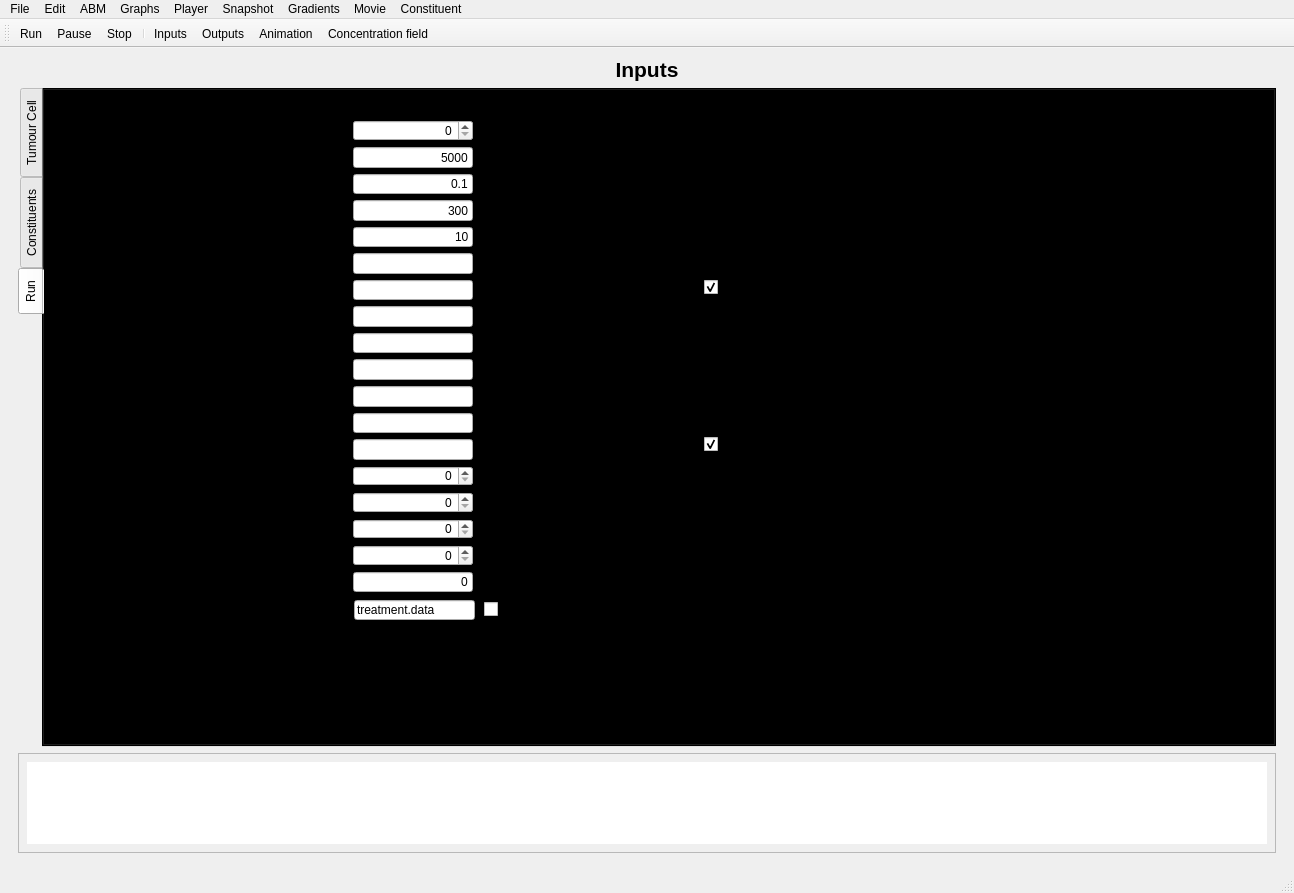
Before: the Qt Designer form GUI/spheroid_GUI.ui in gibbogle/spheroid-abm, drawn with Qt 5.
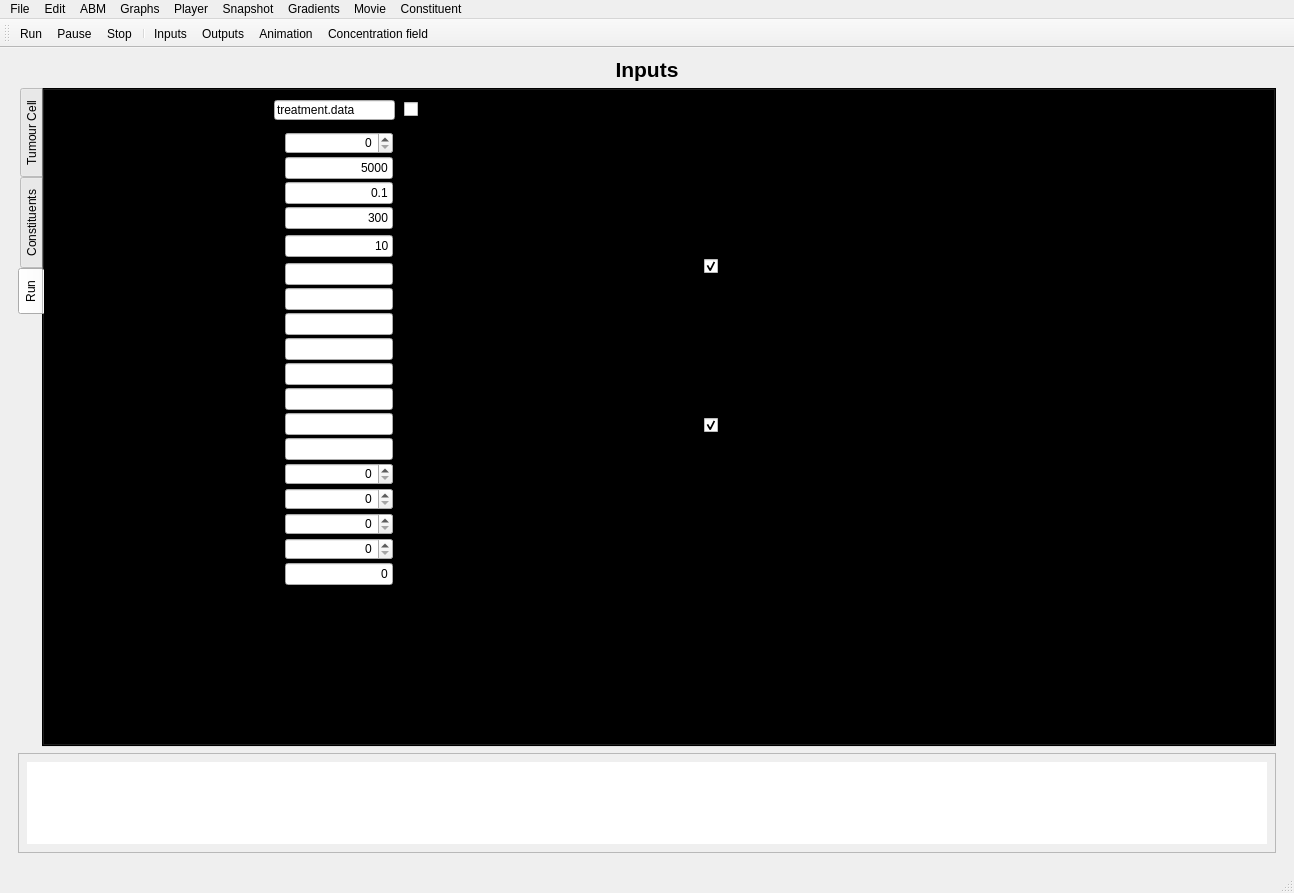
After: the same form once the commit is applied. The open tabs and pages were chosen to show the change. Icons and pictures are not drawn. Custom widgets are drawn as their Qt base class.

Commit message: Layout adjustment

```diff
--- a/GUI/spheroid_GUI.ui
+++ b/GUI/spheroid_GUI.ui
@@ -1085,12 +1085,15 @@
             <property name="geometry">
              <rect>
               <x>30</x>
-              <y>30</y>
-              <width>431</width>
-              <height>472</height>
+              <y>40</y>
+              <width>351</width>
+              <height>471</height>
              </rect>
             </property>
             <layout class="QGridLayout" name="gridLayout_4">
+             <property name="verticalSpacing">
+              <number>1</number>
+             </property>
              <item row="0" column="0">
               <widget class="QMyLabel" name="label_NX">
                <property name="text">
@@ -1791,8 +1794,8 @@
            <widget class="QMyLabel" name="label_TREATMENT_FILE">
             <property name="geometry">
              <rect>
-              <x>200</x>
-              <y>510</y>
+              <x>130</x>
+              <y>10</y>
               <width>101</width>
               <height>21</height>
              </rect>
@@ -1804,8 +1807,8 @@
            <widget class="QLineEdit" name="text_TREATMENT_FILE">
             <property name="geometry">
              <rect>
-              <x>310</x>
-              <y>510</y>
+              <x>230</x>
+              <y>10</y>
               <width>121</width>
               <height>20</height>
              </rect>
@@ -1817,8 +1820,8 @@
            <widget class="QCheckBox" name="cbox_USE_TREATMENT_FILE">
             <property name="geometry">
              <rect>
-              <x>440</x>
-              <y>510</y>
+              <x>360</x>
+              <y>10</y>
               <width>51</width>
               <height>18</height>
              </rect>
@@ -1831,7 +1834,7 @@
             <property name="geometry">
              <rect>
               <x>660</x>
-              <y>30</y>
+              <y>10</y>
               <width>61</width>
               <height>16</height>
              </rect>
@@ -1849,14 +1852,14 @@
             <property name="geometry">
              <rect>
               <x>660</x>
-              <y>50</y>
+              <y>30</y>
               <width>160</width>
               <height>451</height>
              </rect>
             </property>
             <layout class="QVBoxLayout" name="verticalLayout_graphs" stretch="0,0">
              <property name="spacing">
-              <number>0</number>
+              <number>3</number>
              </property>
              <property name="sizeConstraint">
               <enum>QLayout::SetNoConstraint</enum>
```
Left out of the diff: 2 changed lines with no effect on the pictures.
